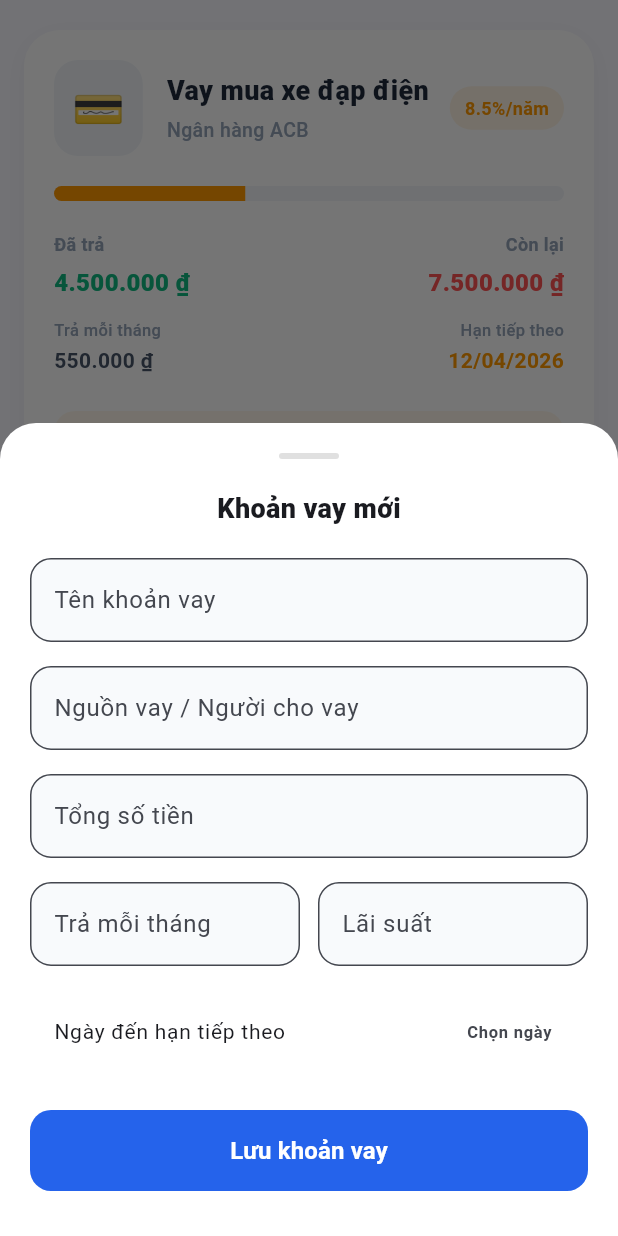
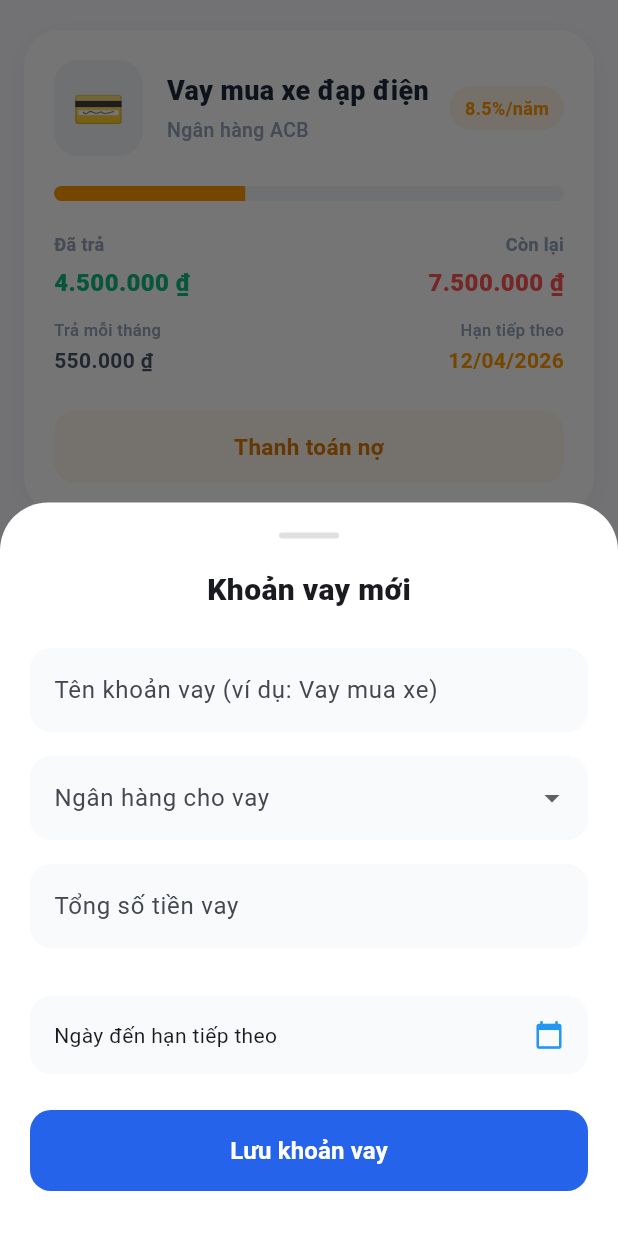
Before and after one commit to moulnef/QuanLiChiTieuCaNhan, a Flutter app: the DebtTabPage widget shown alone on an empty page, opened directly, after a tap on "Thêm khoản vay mới", on a phone screen of 412 x 824 dp. Run offline on Flutter 3.47's test engine with Material 3 defaults, Android fonts, the phone set to English and light mode, and no system bars; our stand-ins replace cloud_firestore, easy_localization, firebase_auth, firebase_core, flutter_riverpod, sqflite and 1 more; accounts and stored records are empty.

Commit message:
Upload tai chinh

```diff
--- /dev/null
+++ b/lib/domain/model/bank_interest.dart
@@ -0,0 +1,36 @@
+class BankInterest {
+  final String name;
+  final Map<int, double> rates; // Kỳ hạn (tháng) : Lãi suất (%/năm)
+
+  BankInterest({required this.name, required this.rates});
+}
+
+final List<BankInterest> bankData = [
+  BankInterest(
+    name: 'Ngân hàng ABC',
+    rates: {6: 8.5, 12: 9.0, 24: 10.0, 36: 10.5},
+  ),
+  BankInterest(
+    name: 'MB Bank',
+    rates: {6: 7.0, 12: 8.2, 24: 9.5, 36: 11.0, 48: 12.0},
+  ),
+  BankInterest(
+    name: 'Vietcombank',
+    rates: {6: 6.5, 12: 7.5, 24: 8.5, 60: 10.0},
+  ),
+];
+
+final List<BankInterest> loanBankData = [
+  BankInterest(
+    name: 'Vietcombank (Vay tiêu dùng)',
+    rates: {12: 10.5, 24: 11.0, 36: 11.5, 60: 12.0},
+  ),
+  BankInterest(
+    name: 'MB Bank (Vay nhanh)',
+    rates: {6: 12.0, 12: 13.5, 24: 14.5, 36: 15.0},
+  ),
+  BankInterest(
+    name: 'TPBank (Vay tín chấp)',
+    rates: {12: 15.0, 24: 16.0, 36: 17.0},
+  ),
+];
--- a/lib/ui/home/finance/debt_tab.dart
+++ b/lib/ui/home/finance/debt_tab.dart
@@ -3,7 +3,7 @@ import 'package:provider/provider.dart';
 import 'package:intl/intl.dart';
 import 'package:ai_quan_ly_chi_tieu_ca_nhan/core/constants/app_colors.dart';
 import 'package:ai_quan_ly_chi_tieu_ca_nhan/ui/providers/finance_provider.dart';
-import 'package:ai_quan_ly_chi_tieu_ca_nhan/ui/widgets/common/finance_action_button.dart';
+import 'package:ai_quan_ly_chi_tieu_ca_nhan/domain/model/bank_interest.dart';
 
 // Helper formatters
 String formatCurrency(num amount) => NumberFormat.currency(locale: 'vi_VN', symbol: '₫').format(amount);
@@ -19,7 +19,6 @@ class DebtTabPage extends StatefulWidget {
 class _DebtTabPageState extends State<DebtTabPage> {
   // Logic thanh toán nợ
   Future<void> _handlePay(FinanceDebtItem item) async {
-    // 1. Lấy reference của Provider trước khi mở Dialog để đảm bảo an toàn
     final financeProvider = Provider.of<FinanceProvider>(context, listen: false);
 
     final amount = await _showAmountDialog(
@@ -30,8 +29,6 @@ class _DebtTabPageState extends State<DebtTabPage> {
 
     if (amount == null) return;
 
-    // 2. Sử dụng microtask để đẩy việc xử lý sang frame tiếp theo,
-    // tránh xung đột với quá trình Navigator.pop() trên Web
     Future.microtask(() async {
       try {
         await financeProvider.payDebt(item.id, amount);
@@ -56,7 +53,6 @@ class _DebtTabPageState extends State<DebtTabPage> {
     });
   }
 
-  // Dialog nhập số tiền thanh toán
   Future<int?> _showAmountDialog({
     required String title,
     required String actionLabel,
@@ -125,12 +121,11 @@ class _DebtTabPageState extends State<DebtTabPage> {
   }
 
   Future<void> _openCreateSheet() async {
-    // KHÔNG dùng ChangeNotifierProvider.value vì Provider đã có ở root (main.dart)
     final created = await showModalBottomSheet<bool>(
       context: context,
       isScrollControlled: true,
       backgroundColor: Colors.transparent,
-      builder: (_) => const _AddDebtSheet(),
+      builder: (_) => const _AddLoanSheet(),
     );
 
     if (!mounted) return;
@@ -159,7 +154,7 @@ class _DebtTabPageState extends State<DebtTabPage> {
           onRefresh: provider.loadFinanceData,
           child: ListView.builder(
             physics: const AlwaysScrollableScrollPhysics(),
-            padding: const EdgeInsets.symmetric(horizontal: 16, vertical: 20),
+            padding: const EdgeInsets.only(left: 16, right: 16, top: 20, bottom: 100),
             itemCount: items.length + 1,
             itemBuilder: (context, index) {
               if (index == items.length) return _buildAddButton();
@@ -395,82 +390,205 @@ class _CardButton extends StatelessWidget {
   }
 }
 
-class _AddDebtSheet extends StatefulWidget {
-  const _AddDebtSheet();
+class _AddLoanSheet extends StatefulWidget {
+  const _AddLoanSheet();
   @override
-  State<_AddDebtSheet> createState() => _AddDebtSheetState();
+  State<_AddLoanSheet> createState() => _AddLoanSheetState();
 }
 
-class _AddDebtSheetState extends State<_AddDebtSheet> {
+class _AddLoanSheetState extends State<_AddLoanSheet> {
   final _formKey = GlobalKey<FormState>();
   final _titleController = TextEditingController();
-  final _lenderController = TextEditingController();
-  final _totalController = TextEditingController();
-  final _monthlyController = TextEditingController();
-  final _interestController = TextEditingController();
-  final _dateController = TextEditingController();
-  DateTime? _selectedDueDate;
+  final _amountController = TextEditingController();
+
+  BankInterest? selectedBank;
+  int? selectedTerm;
+  double monthlyAmount = 0;
+  DateTime? nextDueDate;
+
+  void _calculateLoan() {
+    final amountText = _amountController.text.replaceAll(RegExp(r'[^0-9]'), '');
+    if (selectedBank != null && selectedTerm != null && amountText.isNotEmpty) {
+      double principal = double.tryParse(amountText) ?? 0;
+      double rate = selectedBank!.rates[selectedTerm!]!;
+
+      setState(() {
+        monthlyAmount = context.read<FinanceProvider>().calculateMonthlyPayment(
+          principal, rate, selectedTerm!
+        );
+      });
+    }
+  }
 
   @override
   void dispose() {
     _titleController.dispose();
-    _lenderController.dispose();
-    _totalController.dispose();
-    _monthlyController.dispose();
-    _interestController.dispose();
-    _dateController.dispose();
+    _amountController.dispose();
     super.dispose();
   }
 
   @override
   Widget build(BuildContext context) {
     return Container(
+      padding: EdgeInsets.fromLTRB(20, 20, 20, MediaQuery.of(context).viewInsets.bottom + 30),
       decoration: const BoxDecoration(
         color: Colors.white,
-        borderRadius: BorderRadius.vertical(top: Radius.circular(24)),
+        borderRadius: BorderRadius.vertical(top: Radius.circular(32)),
       ),
-      padding: EdgeInsets.fromLTRB(20, 20, 20, MediaQuery.of(context).viewInsets.bottom + 30),
       child: Form(
         key: _formKey,
         child: SingleChildScrollView(
           child: Column(
             mainAxisSize: MainAxisSize.min,
             children: [
-              Container(width: 40, height: 4, decoration: BoxDecoration(color: Colors.grey[300], borderRadius: BorderRadius.circular(2))),
-              const SizedBox(height: 20),
-              const Text('Khoản vay mới', style: TextStyle(fontSize: 18, fontWeight: FontWeight.w800)),
-              const SizedBox(height: 20),
-              _buildInput(controller: _titleController, label: 'Tên khoản vay'),
+              Container(width: 40, height: 4, margin: const EdgeInsets.only(bottom: 20), decoration: BoxDecoration(color: Colors.grey[300], borderRadius: BorderRadius.circular(2))),
+
+              const Text('Khoản vay mới', style: TextStyle(fontSize: 20, fontWeight: FontWeight.w800)),
+              const SizedBox(height: 24),
+
+              _buildTextField(_titleController, 'Tên khoản vay (ví dụ: Vay mua xe)'),
               const SizedBox(height: 16),
-              _buildInput(controller: _lenderController, label: 'Nguồn vay / Người cho vay'),
+
+              _buildBankDropdown(),
               const SizedBox(height: 16),
-              _buildInput(controller: _totalController, label: 'Tổng số tiền', isNumber: true),
+
+              _buildTextField(
+                _amountController,
+                'Tổng số tiền vay',
+                isNumber: true,
+                onChanged: (_) => _calculateLoan()
+              ),
               const SizedBox(height: 16),
-              Row(
-                children: [
-                  Expanded(child: _buildInput(controller: _monthlyController, label: 'Trả mỗi tháng', isNumber: true)),
-                  const SizedBox(width: 12),
-                  Expanded(child: _buildInput(controller: _interestController, label: 'Lãi suất')),
+
+              if (selectedBank != null) ...[
+                _buildTermDropdown(),
+                const SizedBox(height: 16),
+              ],
+
+              if (monthlyAmount > 0) _buildLoanSummary(),
+
+              const SizedBox(height: 16),
+              _buildDatePicker(context),
+
+              const SizedBox(height: 24),
+              _buildSubmitButton(),
             ],
           ),
-              const SizedBox(height: 16),
-              ListTile(
-                tileColor: const Color(0xFFF8FAFC),
-                shape: RoundedRectangleBorder(borderRadius: BorderRadius.circular(14)),
-                title: const Text('Ngày đến hạn tiếp theo', style: TextStyle(fontSize: 14)),
-                trailing: Text(_selectedDueDate == null ? 'Chọn ngày' : formatDate(_selectedDueDate!), style: const TextStyle(fontWeight: FontWeight.bold)),
+        ),
+      ),
+    );
+  }
+
+  Widget _buildLoanSummary() {
+    return Container(
+      padding: const EdgeInsets.all(16),
+      decoration: BoxDecoration(
+        color: const Color(0xFFEFF6FF),
+        borderRadius: BorderRadius.circular(16),
+        border: Border.all(color: const Color(0xFFBFDBFE)),
+      ),
+      child: Column(
+        children: [
+          _rowInfo('Lãi suất áp dụng', '${selectedBank!.rates[selectedTerm!]}% / năm'),
+          const Divider(),
+          _rowInfo('Trả mỗi tháng (Gốc + Lãi)', formatCurrency(monthlyAmount), isBold: true),
+        ],
+      ),
+    );
+  }
+
+  Widget _buildBankDropdown() {
+    return DropdownButtonFormField<BankInterest>(
+      decoration: _inputDecoration('Ngân hàng cho vay'),
+      items: loanBankData.map((bank) => DropdownMenuItem(
+        value: bank,
+        child: Text(bank.name),
+      )).toList(),
+      onChanged: (value) {
+        setState(() {
+          selectedBank = value;
+          selectedTerm = null;
+          monthlyAmount = 0;
+        });
+      },
+    );
+  }
+
+  Widget _buildTermDropdown() {
+    return DropdownButtonFormField<int>(
+      decoration: _inputDecoration('Kỳ hạn vay'),
+      items: selectedBank!.rates.keys.map((term) => DropdownMenuItem(
+        value: term,
+        child: Text('$term tháng'),
+      )).toList(),
+      onChanged: (value) {
+        setState(() {
+          selectedTerm = value;
+          _calculateLoan();
+        });
+      },
+    );
+  }
+
+  InputDecoration _inputDecoration(String label) {
+    return InputDecoration(
+      labelText: label,
+      filled: true,
+      fillColor: const Color(0xFFF8FAFC),
+      border: OutlineInputBorder(borderRadius: BorderRadius.circular(14), borderSide: BorderSide.none),
+    );
+  }
+
+  Widget _rowInfo(String label, String value, {bool isBold = false}) {
+    return Padding(
+      padding: const EdgeInsets.symmetric(vertical: 4),
+      child: Row(
+        mainAxisAlignment: MainAxisAlignment.spaceBetween,
+        children: [
+          Text(label, style: const TextStyle(color: Color(0xFF64748B))),
+          Text(value, style: TextStyle(fontWeight: isBold ? FontWeight.bold : FontWeight.w600, color: const Color(0xFF1E293B))),
+        ],
+      ),
+    );
+  }
+
+  Widget _buildDatePicker(BuildContext context) {
+    return InkWell(
       onTap: () async {
-                  final picked = await showDatePicker(
+        DateTime? picked = await showDatePicker(
           context: context,
           initialDate: DateTime.now().add(const Duration(days: 30)),
           firstDate: DateTime.now(),
-                    lastDate: DateTime(2100)
+          lastDate: DateTime(2100),
         );
-                  if (picked != null) setState(() => _selectedDueDate = picked);
+        if (picked != null) setState(() => nextDueDate = picked);
       },
+      child: Container(
+        padding: const EdgeInsets.all(16),
+        decoration: BoxDecoration(color: const Color(0xFFF8FAFC), borderRadius: BorderRadius.circular(14)),
+        child: Row(
+          mainAxisAlignment: MainAxisAlignment.spaceBetween,
+          children: [
+            Text(nextDueDate == null ? 'Ngày đến hạn tiếp theo' : 'Ngày đến hạn: ${formatDate(nextDueDate!)}'),
+            const Icon(Icons.calendar_today, size: 20, color: Colors.blue),
+          ],
         ),
-              const SizedBox(height: 24),
-              SizedBox(
+      ),
+    );
+  }
+
+  Widget _buildTextField(TextEditingController controller, String label, {bool isNumber = false, ValueChanged<String>? onChanged}) {
+    return TextFormField(
+      controller: controller,
+      keyboardType: isNumber ? TextInputType.number : TextInputType.text,
+      decoration: _inputDecoration(label),
+      onChanged: onChanged,
+      validator: (v) => v!.isEmpty ? 'Vui lòng nhập' : null,
+    );
+  }
+
+  Widget _buildSubmitButton() {
+    return SizedBox(
       width: double.infinity,
       height: 54,
       child: ElevatedButton(
@@ -480,39 +598,20 @@ class _AddDebtSheetState extends State<_AddDebtSheet> {
           elevation: 0,
         ),
         onPressed: () async {
-                    if (_formKey.currentState!.validate() && _selectedDueDate != null) {
+          if (_formKey.currentState!.validate() && selectedBank != null && selectedTerm != null && nextDueDate != null) {
             await context.read<FinanceProvider>().addDebtRecord(
               title: _titleController.text,
-                        lender: _lenderController.text,
-                        totalAmount: int.parse(_totalController.text),
-                        monthlyPayment: int.parse(_monthlyController.text),
-                        dueDate: _selectedDueDate!,
-                        interestText: _interestController.text,
+              lender: selectedBank!.name,
+              totalAmount: (monthlyAmount * selectedTerm!).round(),
+              monthlyPayment: monthlyAmount.round(),
+              dueDate: nextDueDate!,
+              interestText: '${selectedBank!.rates[selectedTerm!]}%/năm',
             );
             if (mounted) Navigator.pop(context, true);
           }
         },
         child: const Text('Lưu khoản vay', style: TextStyle(color: Colors.white, fontWeight: FontWeight.bold, fontSize: 16)),
       ),
-              ),
-            ],
-          ),
-        ),
-      ),
-    );
-  }
-
-  Widget _buildInput({required TextEditingController controller, required String label, bool isNumber = false}) {
-    return TextFormField(
-      controller: controller,
-      keyboardType: isNumber ? TextInputType.number : TextInputType.text,
-      decoration: InputDecoration(
-        labelText: label,
-        border: OutlineInputBorder(borderRadius: BorderRadius.circular(14)),
-        filled: true,
-        fillColor: const Color(0xFFF8FAFC),
-      ),
-      validator: (v) => v!.isEmpty ? 'Vui lòng nhập' : null,
     );
   }
 }
```
Also changed, not shown: lib/ui/home/finance/installment_tab.dart (+129 -21 lines), lib/ui/providers/finance_provider.dart (+42 -2 lines). Lines whose indentation alone changed are shown as unchanged.
